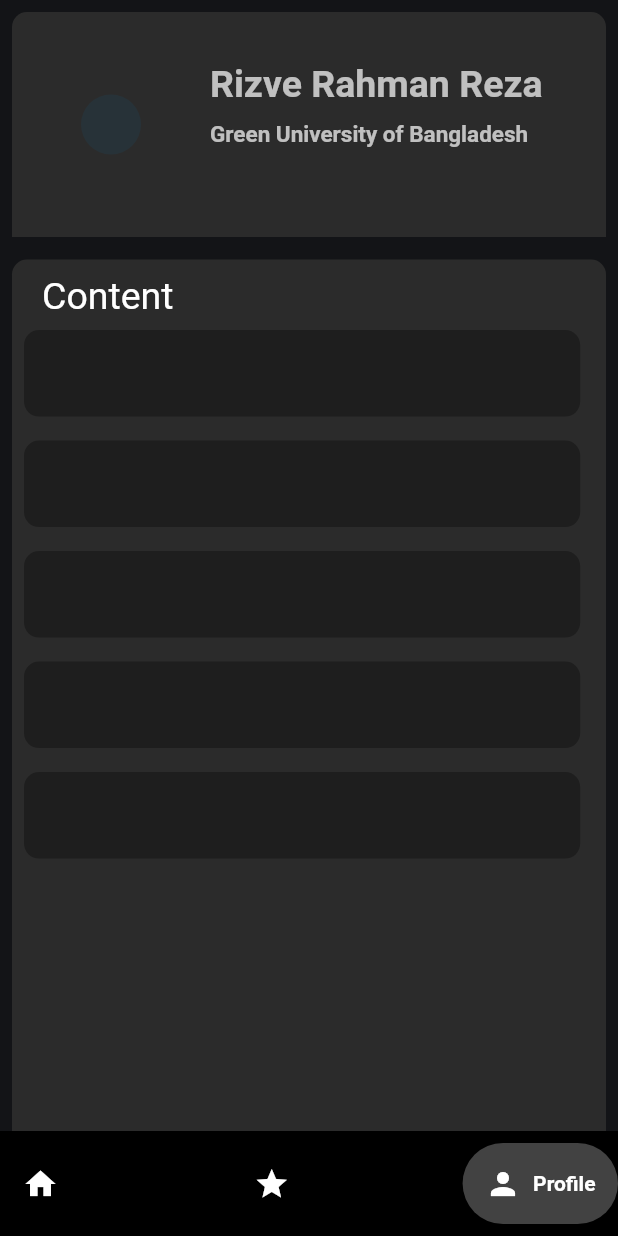
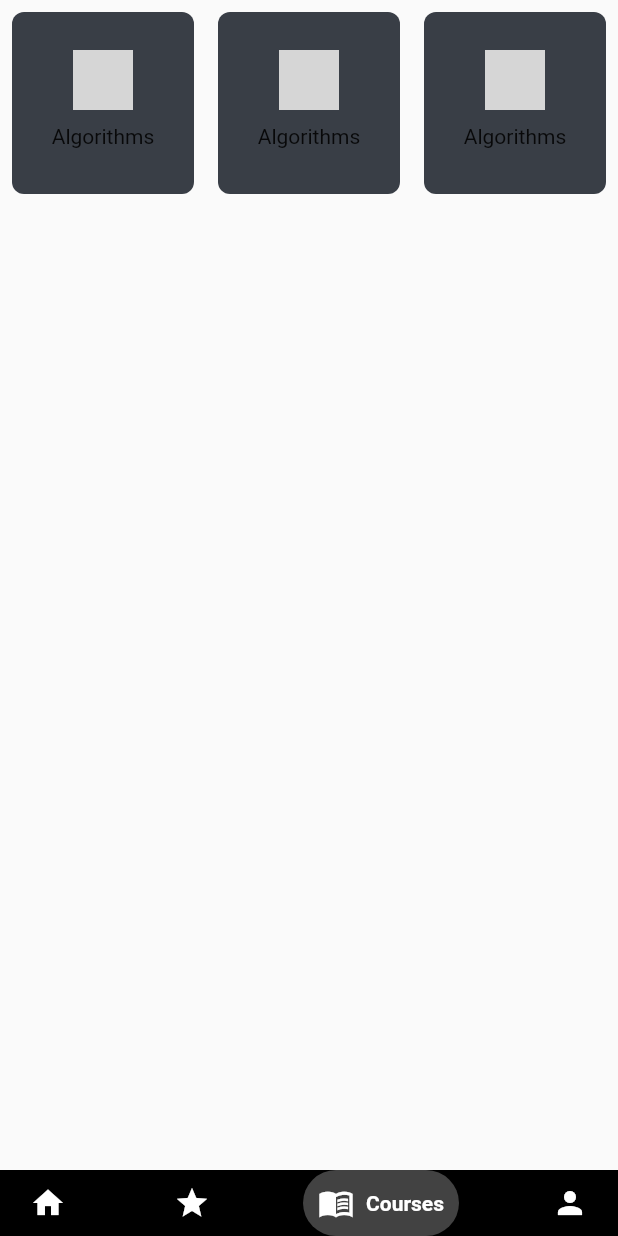
Before and after one commit to RizveRahman/Computer-Science-Learning-App, a Flutter app: the screen it shows once a user with an empty profile is signed in, item 3 of the bottom bar chosen, on a phone screen of 412 x 824 dp. Run offline on Flutter 3.47's test engine with Material 2 defaults, Android fonts, the phone set to English and light mode, and no system bars; drawn by our look-alikes of google_nav_bar; our stand-ins replace firebase_auth, firebase_core, fluttertoast; accounts and stored records are empty; network calls fail; grey boxes are pictures that could not be loaded.

Commit message:
All the navigation section is done

```diff
--- a/lib/components/bottom_nav.dart
+++ b/lib/components/bottom_nav.dart
@@ -1,6 +1,7 @@
-import 'package:computer_science_in_bangla/pages/explore_courses_page.dart';
-import 'package:computer_science_in_bangla/pages/home_page.dart';
-import 'package:computer_science_in_bangla/pages/profile_page.dart';
+import 'package:computer_science_in_bangla/pages/navigation_page/Courses.dart';
+import 'package:computer_science_in_bangla/pages/navigation_page/explore_qs.dart';
+import 'package:computer_science_in_bangla/pages/navigation_page/home_page.dart';
+import 'package:computer_science_in_bangla/pages/navigation_page/profile_page.dart';
 import 'package:flutter/material.dart';
 import 'package:google_nav_bar/google_nav_bar.dart';
 
@@ -19,6 +20,7 @@ class _BottomNavBarState extends State<BottomNavBar> {
   List screen = [
     const HomePage(),
     const ExploreCourses(),
+    const Courses(),
     const ProfilePage(),
   ];
 
@@ -36,14 +38,14 @@ class _BottomNavBarState extends State<BottomNavBar> {
       bottomNavigationBar: Container(
         color: Colors.black,
         child: Padding(
-          padding: const EdgeInsets.symmetric(vertical: 8.0),
+          padding: const EdgeInsets.only(left: 10, right: 10),
           child: GNav(
             backgroundColor: Colors.black,
             color: Colors.white,
             activeColor: Colors.white,
             gap: 8,
             tabBackgroundColor: Colors.grey.shade800,
-            padding: const EdgeInsets.all(15),
+            padding: const EdgeInsets.all(10),
             tabs: const [
               GButton(
                 icon: Icons.home,
@@ -53,10 +55,10 @@ class _BottomNavBarState extends State<BottomNavBar> {
                 icon: Icons.star,
                 text: 'Explore',
               ),
-              // GButton(
-              //   icon: Icons.search,
-              //   text: 'Search',
-              // ),
+              GButton(
+                icon: Icons.menu_book_sharp,
+                text: 'Courses',
+              ),
               GButton(
                 icon: Icons.person,
                 text: 'Profile',
@@ -65,7 +67,8 @@ class _BottomNavBarState extends State<BottomNavBar> {
               onTabChange: (index) {
               setState(() {
               currentIndex = index;
-              });
+                }
+              );
              },
           ),
         ),
--- /dev/null
+++ b/lib/components/course.dart
@@ -0,0 +1,29 @@
+import 'package:flutter/material.dart';
+
+class Course extends StatelessWidget {
+
+  final String image;
+  final String text;
+  const Course({
+    super.key,
+    required this.image,
+    required this.text
+  });
+
+  @override
+  Widget build(BuildContext context) {
+    return Container(
+      decoration: BoxDecoration(
+        borderRadius: BorderRadius.circular(8),
+        color: const Color(0xff393E46)
+      ),
+      child: Column(children: [
+        const SizedBox(height: 25,),
+        Image.network(image, height: 40,),
+        const SizedBox(height: 10,),
+        Text(text),
+
+      ],),
+    );
+  }
+}
--- a/lib/pages/auth_page.dart
+++ b/lib/pages/auth_page.dart
@@ -1,5 +1,5 @@
 import 'package:computer_science_in_bangla/components/bottom_nav.dart';
-import 'package:computer_science_in_bangla/pages/home_page.dart';
+import 'package:computer_science_in_bangla/pages/navigation_page/home_page.dart';
 import 'package:computer_science_in_bangla/pages/login_or_register.dart';
 import 'package:firebase_auth/firebase_auth.dart';
 import 'package:flutter/material.dart';
--- /dev/null
+++ b/lib/pages/navigation_page/Courses.dart
@@ -0,0 +1,32 @@
+import 'package:computer_science_in_bangla/components/course.dart';
+import 'package:flutter/material.dart';
+
+class Courses extends StatefulWidget {
+  const Courses({Key? key}) : super(key: key);
+
+  @override
+  State<Courses> createState() => _CoursesState();
+}
+
+class _CoursesState extends State<Courses> {
+  @override
+  Widget build(BuildContext context) {
+    return Scaffold(body: GridView.count(crossAxisCount: 3,
+      children: const [
+        Padding(
+          padding: EdgeInsets.all(8.0),
+          child: Course(image: ("https://picsum.photos/500/300"), text: 'Algorithms',),
+        ),
+        Padding(
+          padding: EdgeInsets.all(8.0),
+          child: Course(image: 'lib/images/google.png', text: 'Algorithms',),
+        ),
+        Padding(
+          padding: EdgeInsets.all(8.0),
+          child: Course(image: 'lib/images/google.png', text: 'Algorithms',),
+        ),
+      ],
+    ),
+    );
+  }
+}
--- a/lib/pages/profile_page.dart
+++ b/lib/pages/navigation_page/profile_page.dart
@@ -10,6 +10,18 @@ class ProfilePage extends StatefulWidget {
 
 class _ProfilePageState extends State<ProfilePage> {
 
+  void logOut() async{
+    showDialog(context: context, builder: (context){
+      return const Center(
+        child: CircularProgressIndicator(),
+      );
+    });
+
+    FirebaseAuth.instance.signOut();
+
+    Navigator.pop(context);
+  }
+
   @override
   Widget build(BuildContext context) {
     final user = FirebaseAuth.instance.currentUser!;
@@ -21,7 +33,7 @@ class _ProfilePageState extends State<ProfilePage> {
 
     return SafeArea(
       child: Scaffold(
-        backgroundColor: const Color(0xff131417),
+        backgroundColor: const Color(0xff222831),
         body: SingleChildScrollView(
           child: SizedBox(
             width: myWeight,
@@ -31,7 +43,7 @@ class _ProfilePageState extends State<ProfilePage> {
                 children: [
                   Container(
                     decoration: const BoxDecoration(
-                      color: Color(0xff2b2b2b),
+                      color: Color(0xff393E46),
                       borderRadius: BorderRadius.only(
                           topLeft: Radius.circular(10),
                           topRight: Radius.circular(10))
@@ -39,15 +51,16 @@ class _ProfilePageState extends State<ProfilePage> {
                     height: 150,
                     child: Row(
                       children: [
-                        const Expanded(
+                         const Expanded(
                           flex: 1,
                           child: SizedBox(
-                            height: 100,
-                            child: Center(
-                              child: CircleAvatar(
-                                backgroundColor: Color(0xff273238),
-
-                              ),
+                            height: 60,
+                            width: 60,
+                            child: CircleAvatar(
+                              backgroundImage:
+                              NetworkImage("https://picsum.photos/500/300"),
+                              maxRadius: 15,
+                              minRadius: 15,
                             ),
                           ),
                         ),
@@ -64,7 +77,7 @@ class _ProfilePageState extends State<ProfilePage> {
                                     color: Colors.white70
                                 ),
                                 ),
-                                SizedBox(height: 10,),
+                                const SizedBox(height: 10,),
                                 const Text('Green University of Bangladesh',
                                   style: TextStyle(
                                       fontSize: 15,
@@ -72,8 +85,8 @@ class _ProfilePageState extends State<ProfilePage> {
                                       color: Colors.white70
                                   ),
                                 ),
-                                SizedBox(height: 10,),
-                                Text(user.email!, style: TextStyle(color: Colors.green),),
+                                const SizedBox(height: 10,),
+                                Text(user.email!, style: const TextStyle(color: Colors.green),),
                               ],
                             ))
                       ],
@@ -85,7 +98,7 @@ class _ProfilePageState extends State<ProfilePage> {
                   // Content Section
                   Container(
                     decoration: const BoxDecoration(
-                      color: Color(0xff2b2b2b),
+                      color: Color(0xff393E46),
                       borderRadius: BorderRadius.only(
                           topLeft: Radius.circular(10),
                           topRight: Radius.circular(10))
@@ -154,9 +167,11 @@ class _ProfilePageState extends State<ProfilePage> {
                             width: myWeight * 0.9,
                           ),
                         ),
+
+                        ElevatedButton(onPressed: logOut,
+                            child: Text("LogOut"))
                       ],
                     )
-
                   ),
 
                 ],
--- a/lib/pages/register_page.dart
+++ b/lib/pages/register_page.dart
@@ -48,9 +48,6 @@ class _RegisterPageState extends State<RegisterPage> {
 
       Navigator.pop(context);
     } on FirebaseAuthException catch (e) {
-
-
-
       showErrorMassage(e.code);
       Navigator.pop(context);
 
@@ -114,8 +111,6 @@ class _RegisterPageState extends State<RegisterPage> {
                     hintText: 'Confirm Password',
                     obscureText: true,
                   ),
-
-
 
                   const SizedBox(height: 25),
 
```
Also changed, not shown: lib/components/app_title.dart (added, +26 -0 lines), lib/pages/home_page.dart (deleted, +0 -49 lines), lib/pages/navigation_page/home_page.dart (added, +77 -0 lines), lib/images/logo.png (added), lib/pages/course_list/algorithm.dart (added), lib/pages/course_list/java.dart (added), lib/pages/course_list/swift.dart (added), lib/pages/navigation_page/explore_qs.dart (renamed from lib/pages/explore_courses_page.dart).
